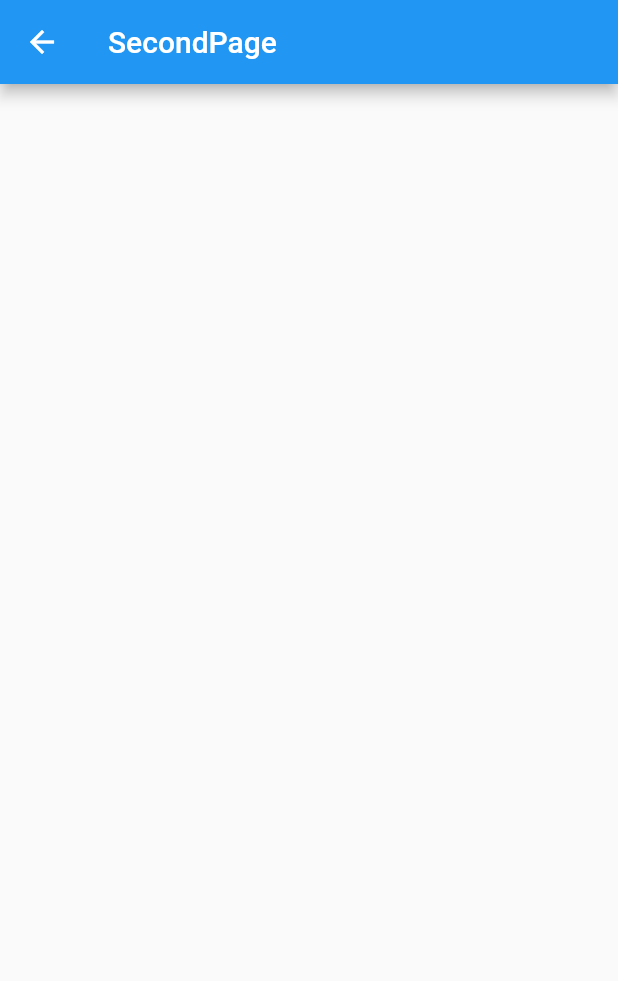
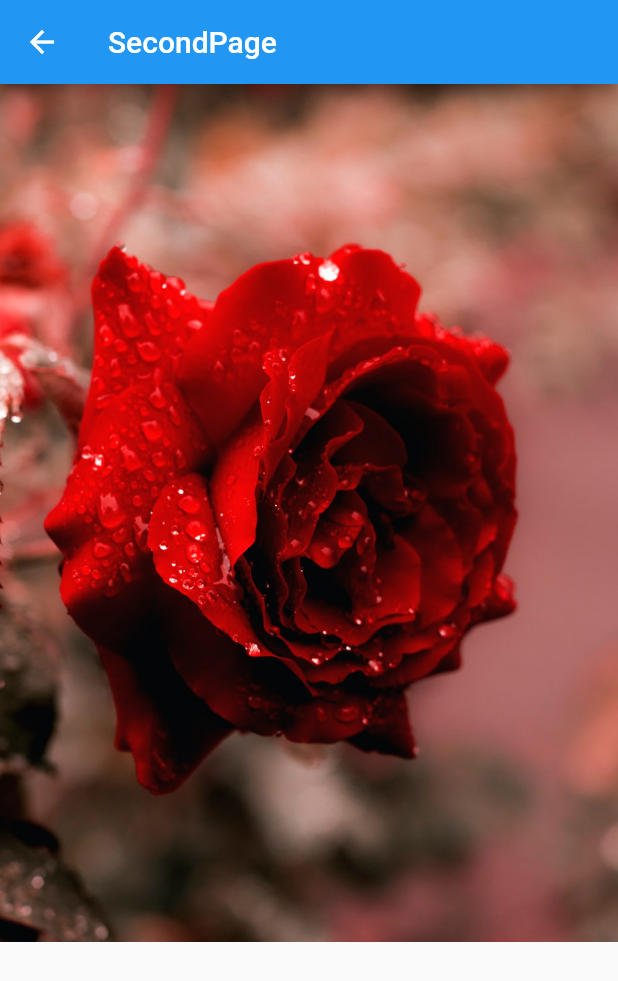
Before and after one commit to ttcapp/sultan, a Flutter app: the SecondPage screen opened directly, on a phone screen of 412 x 824 dp. Shown: the top 981 px of the screen. Run offline on Flutter 3.47's test engine with Material 2 defaults, Android fonts, the phone set to English and light mode, and no system bars.

Commit message:
16 Oct.Half review

```diff
--- a/lib/second_page.dart
+++ b/lib/second_page.dart
@@ -14,6 +14,11 @@ class _SecondPageState extends State<SecondPage> {
       appBar: AppBar(
         title: Text("SecondPage"),
       ),
+      body: Container(
+        width: MediaQuery.of(context).size.width,
+        child: Image.asset("assets/images/image1.jpg",
+        fit: BoxFit.fill,),
+      ),
     );
   }
 }
```
Also changed, not shown: lib/main.dart (+7 -3 lines), pubspec.yaml (+2 -71 lines).
